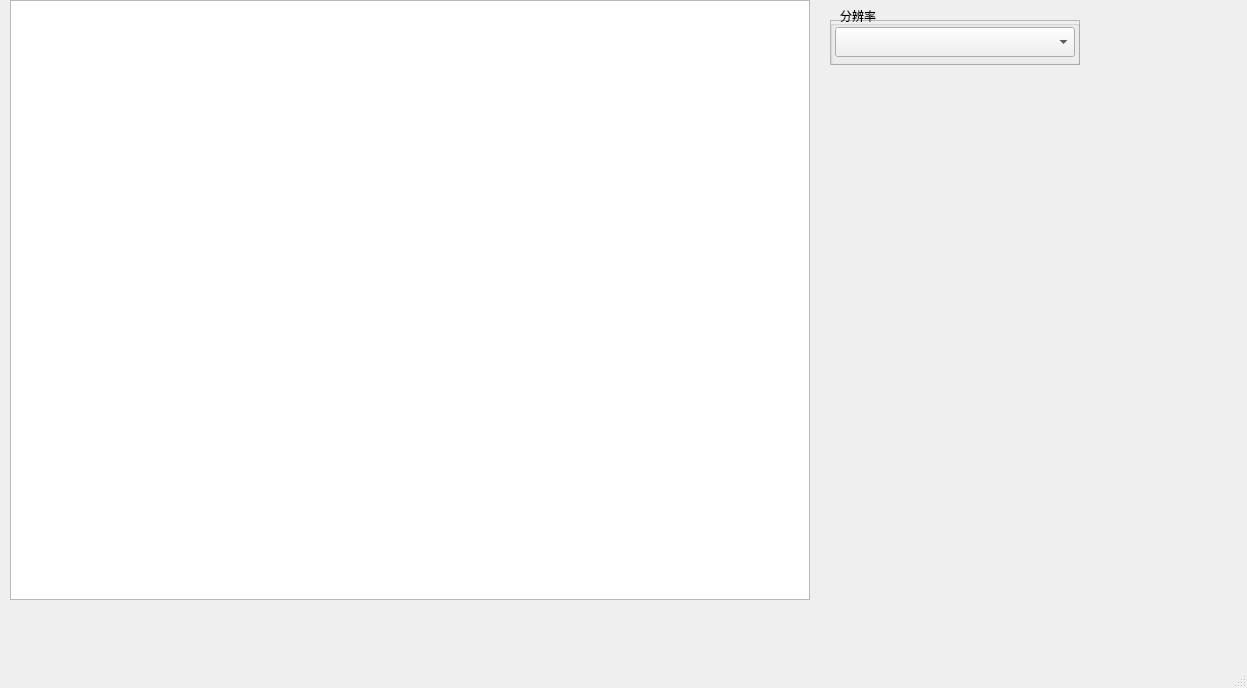
Before: the Qt Designer form QtCamUse2/QtCamUse.ui in sykzhong/QtCamUse, drawn with Qt 5.
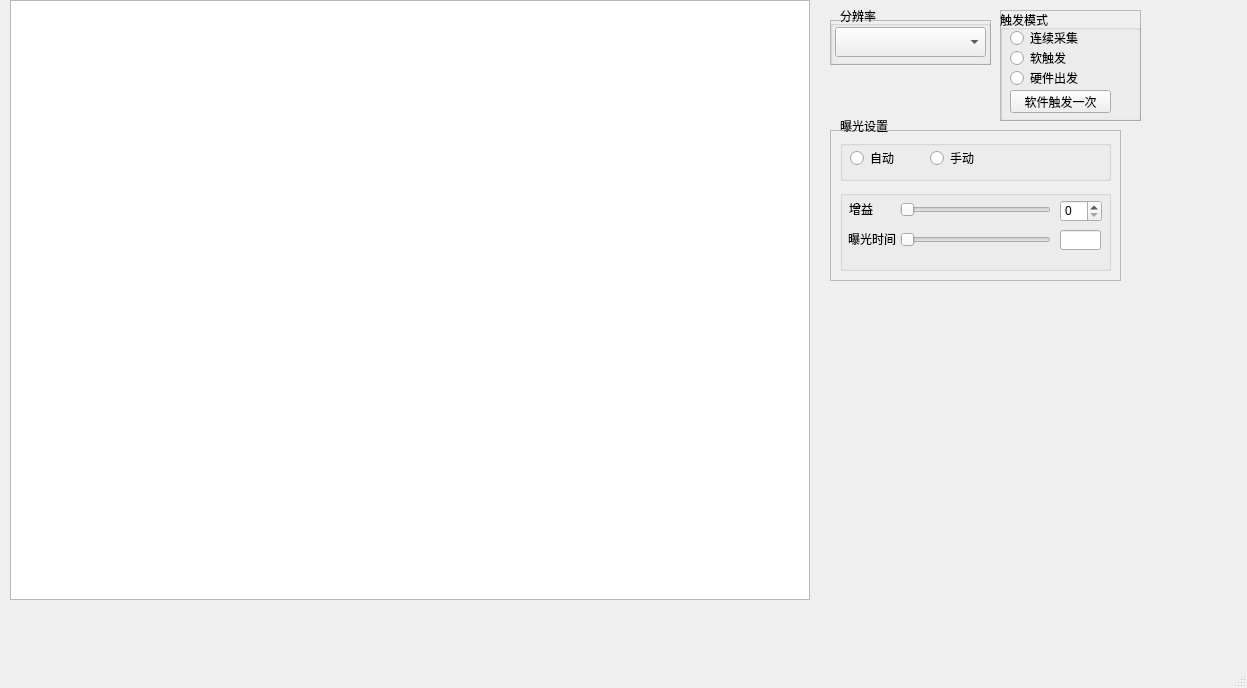
After: the same form once the commit is applied.

Commit message: 实现了触发模式的选择

What changed in the file:
```diff
--- a/QtCamUse2/QtCamUse.ui
+++ b/QtCamUse2/QtCamUse.ui
@@ -29,7 +29,7 @@
      <rect>
       <x>830</x>
       <y>20</y>
-      <width>250</width>
+      <width>161</width>
       <height>45</height>
      </rect>
     </property>
@@ -44,7 +44,7 @@
       <rect>
        <x>0</x>
        <y>0</y>
-       <width>250</width>
+       <width>161</width>
        <height>45</height>
       </rect>
      </property>
@@ -56,7 +56,7 @@
        <rect>
         <x>5</x>
         <y>7</y>
-        <width>240</width>
+        <width>151</width>
         <height>30</height>
        </rect>
       </property>
@@ -76,6 +76,240 @@
      <string>分辨率</string>
     </property>
    </widget>
+   <widget class="QFrame" name="trigger_fram">
+    <property name="geometry">
+     <rect>
+      <x>1000</x>
+      <y>10</y>
+      <width>141</width>
+      <height>111</height>
+     </rect>
+    </property>
+    <property name="frameShape">
+     <enum>QFrame::StyledPanel</enum>
+    </property>
+    <property name="frameShadow">
+     <enum>QFrame::Raised</enum>
+    </property>
+    <widget class="QGroupBox" name="groupBox">
+     <property name="geometry">
+      <rect>
+       <x>0</x>
+       <y>0</y>
+       <width>141</width>
+       <height>111</height>
+      </rect>
+     </property>
+     <property name="title">
+      <string>触发模式</string>
+     </property>
+     <widget class="QRadioButton" name="radioButton_collect">
+      <property name="geometry">
+       <rect>
+        <x>10</x>
+        <y>20</y>
+        <width>89</width>
+        <height>16</height>
+       </rect>
+      </property>
+      <property name="text">
+       <string>连续采集</string>
+      </property>
+     </widget>
+     <widget class="QRadioButton" name="radioButton_software_trigger">
+      <property name="geometry">
+       <rect>
+        <x>10</x>
+        <y>40</y>
+        <width>89</width>
+        <height>16</height>
+       </rect>
+      </property>
+      <property name="text">
+       <string>软触发</string>
+      </property>
+     </widget>
+     <widget class="QPushButton" name="software_trigger_once_button">
+      <property name="geometry">
+       <rect>
+        <x>10</x>
+        <y>80</y>
+        <width>101</width>
+        <height>23</height>
+       </rect>
+      </property>
+      <property name="text">
+       <string>软件触发一次</string>
+      </property>
+     </widget>
+     <widget class="QRadioButton" name="radioButton_hardware_trigger">
+      <property name="geometry">
+       <rect>
+        <x>10</x>
+        <y>60</y>
+        <width>89</width>
+        <height>16</height>
+       </rect>
+      </property>
+      <property name="text">
+       <string>硬件出发</string>
+      </property>
+     </widget>
+    </widget>
+   </widget>
+   <widget class="QFrame" name="exp_frame">
+    <property name="geometry">
+     <rect>
+      <x>830</x>
+      <y>130</y>
+      <width>291</width>
+      <height>151</height>
+     </rect>
+    </property>
+    <property name="frameShape">
+     <enum>QFrame::StyledPanel</enum>
+    </property>
+    <property name="frameShadow">
+     <enum>QFrame::Raised</enum>
+    </property>
+    <widget class="QGroupBox" name="groupBox_2">
+     <property name="geometry">
+      <rect>
+       <x>10</x>
+       <y>10</y>
+       <width>271</width>
+       <height>41</height>
+      </rect>
+     </property>
+     <property name="title">
+      <string/>
+     </property>
+     <widget class="QRadioButton" name="exposure_mod_auto">
+      <property name="geometry">
+       <rect>
+        <x>10</x>
+        <y>10</y>
+        <width>89</width>
+        <height>16</height>
+       </rect>
+      </property>
+      <property name="text">
+       <string>自动</string>
+      </property>
+     </widget>
+     <widget class="QRadioButton" name="exposure_mode_manual">
+      <property name="geometry">
+       <rect>
+        <x>90</x>
+        <y>10</y>
+        <width>89</width>
+        <height>16</height>
+       </rect>
+      </property>
+      <property name="text">
+       <string>手动</string>
+      </property>
+     </widget>
+    </widget>
+    <widget class="QGroupBox" name="groupBox_3">
+     <property name="geometry">
+      <rect>
+       <x>10</x>
+       <y>60</y>
+       <width>271</width>
+       <height>81</height>
+      </rect>
+     </property>
+     <property name="title">
+      <string/>
+     </property>
+     <widget class="QSlider" name="horizontalSlider_gain">
+      <property name="geometry">
+       <rect>
+        <x>60</x>
+        <y>10</y>
+        <width>151</width>
+        <height>19</height>
+       </rect>
+      </property>
+      <property name="orientation">
+       <enum>Qt::Horizontal</enum>
+      </property>
+     </widget>
+     <widget class="QLabel" name="label_2">
+      <property name="geometry">
+       <rect>
+        <x>9</x>
+        <y>13</y>
+        <width>54</width>
+        <height>12</height>
+       </rect>
+      </property>
+      <property name="text">
+       <string>增益</string>
+      </property>
+     </widget>
+     <widget class="QSpinBox" name="AE_spinBox">
+      <property name="geometry">
+       <rect>
+        <x>220</x>
+        <y>10</y>
+        <width>42</width>
+        <height>22</height>
+       </rect>
+      </property>
+     </widget>
+     <widget class="QLabel" name="label_3">
+      <property name="geometry">
+       <rect>
+        <x>8</x>
+        <y>43</y>
+        <width>54</width>
+        <height>12</height>
+       </rect>
+      </property>
+      <property name="text">
+       <string>曝光时间</string>
+      </property>
+     </widget>
+     <widget class="QSlider" name="horizontalSlider_exposure_time">
+      <property name="geometry">
+       <rect>
+        <x>60</x>
+        <y>40</y>
+        <width>151</width>
+        <height>19</height>
+       </rect>
+      </property>
+      <property name="orientation">
+       <enum>Qt::Horizontal</enum>
+      </property>
+     </widget>
+     <widget class="QLineEdit" name="lineEdit_exposure_time">
+      <property name="geometry">
+       <rect>
+        <x>220</x>
+        <y>40</y>
+        <width>41</width>
+        <height>20</height>
+       </rect>
+      </property>
+     </widget>
+    </widget>
+   </widget>
+   <widget class="QLabel" name="label">
+    <property name="geometry">
+     <rect>
+      <x>840</x>
+      <y>120</y>
+      <width>54</width>
+      <height>12</height>
+     </rect>
+    </property>
+    <property name="text">
+     <string>曝光设置</string>
+    </property>
+   </widget>
   </widget>
   <widget class="QStatusBar" name="statusBar"/>
  </widget>
```
Left out of the diff: 7 changed lines with no effect on the pictures. The commit also changes 12 other files.
